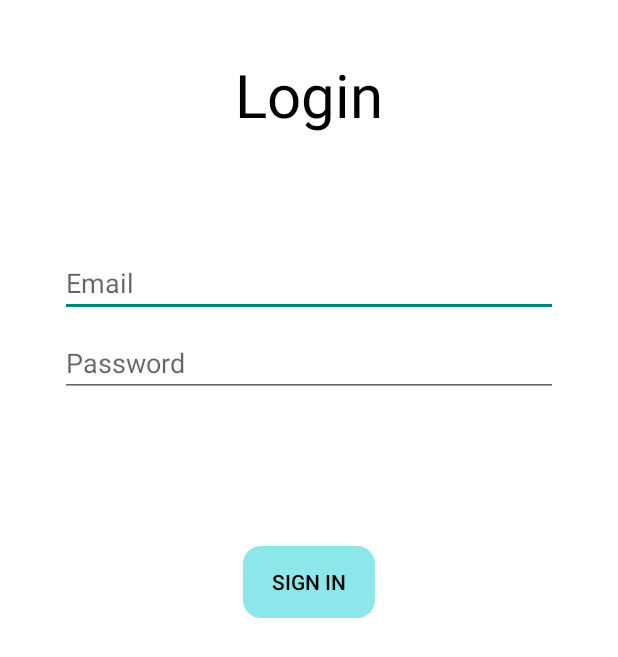
After one commit to A-Steeves/SEG2105-TermProject, an Android app: the LoginActivity screen opened directly, with no data from a screen before it, on a phone screen of 412 x 824 dp. The commit adds this screen. Shown: the top 657 px of the screen. Run offline under Robolectric (Android 15) with nearby library versions, the phone set to English and light mode, and no system bars.

Commit message:
Commit 3

```diff
--- a/app/build.gradle
+++ b/app/build.gradle
@@ -26,6 +26,9 @@ android {
         sourceCompatibility JavaVersion.VERSION_1_8
         targetCompatibility JavaVersion.VERSION_1_8
     }
+    buildFeatures {
+        viewBinding true
+    }
 }
 
 dependencies {
@@ -33,6 +36,9 @@ dependencies {
     implementation 'androidx.appcompat:appcompat:1.3.0'
     implementation 'com.google.android.material:material:1.3.0'
     implementation 'androidx.constraintlayout:constraintlayout:2.0.4'
+    implementation 'androidx.annotation:annotation:1.1.0'
+    implementation 'androidx.lifecycle:lifecycle-livedata-ktx:2.2.0'
+    implementation 'androidx.lifecycle:lifecycle-viewmodel-ktx:2.2.0'
     testImplementation 'junit:junit:4.+'
     androidTestImplementation 'androidx.test.ext:junit:1.1.2'
     androidTestImplementation 'androidx.test.espresso:espresso-core:3.3.0'
--- a/app/src/main/AndroidManifest.xml
+++ b/app/src/main/AndroidManifest.xml
@@ -9,6 +9,9 @@
         android:roundIcon="@mipmap/ic_launcher_round"
         android:supportsRtl="true"
         android:theme="@style/Theme.Lab3">
+        <activity
+            android:name=".ui.login.LoginActivity"
+            android:label="@string/title_activity_login"></activity>
         <activity android:name=".MainActivity">
             <intent-filter>
                 <action android:name="android.intent.action.MAIN" />
@@ -16,7 +19,7 @@
                 <category android:name="android.intent.category.LAUNCHER" />
             </intent-filter>
         </activity>
-        <activity android:name=".ViewListContents"></activity>
+        <activity android:name=".ViewListContents" />
     </application>
 
 </manifest>
--- /dev/null
+++ b/app/src/main/java/com/example/lab3/data/LoginRepository.java
@@ -0,0 +1,54 @@
+package com.example.lab3.data;
+
+import com.example.lab3.data.model.LoggedInUser;
+
+/**
+ * Class that requests authentication and user information from the remote data source and
+ * maintains an in-memory cache of login status and user credentials information.
+ */
+public class LoginRepository {
+
+    private static volatile LoginRepository instance;
+
+    private LoginDataSource dataSource;
+
+    // If user credentials will be cached in local storage, it is recommended it be encrypted
+    // @see https://developer.android.com/training/articles/keystore
+    private LoggedInUser user = null;
+
+    // private constructor : singleton access
+    private LoginRepository(LoginDataSource dataSource) {
+        this.dataSource = dataSource;
+    }
+
+    public static LoginRepository getInstance(LoginDataSource dataSource) {
+        if (instance == null) {
+            instance = new LoginRepository(dataSource);
+        }
+        return instance;
+    }
+
+    public boolean isLoggedIn() {
+        return user != null;
+    }
+
+    public void logout() {
+        user = null;
+        dataSource.logout();
+    }
+
+    private void setLoggedInUser(LoggedInUser user) {
+        this.user = user;
+        // If user credentials will be cached in local storage, it is recommended it be encrypted
+        // @see https://developer.android.com/training/articles/keystore
+    }
+
+    public Result<LoggedInUser> login(String username, String password) {
+        // handle login
+        Result<LoggedInUser> result = dataSource.login(username, password);
+        if (result instanceof Result.Success) {
+            setLoggedInUser(((Result.Success<LoggedInUser>) result).getData());
+        }
+        return result;
+    }
+}
--- /dev/null
+++ b/app/src/main/java/com/example/lab3/ui/login/LoginActivity.java
@@ -0,0 +1,136 @@
+package com.example.lab3.ui.login;
+
+import android.app.Activity;
+
+import androidx.lifecycle.Observer;
+import androidx.lifecycle.ViewModelProvider;
+
+import android.os.Bundle;
+
+import androidx.annotation.Nullable;
+import androidx.annotation.StringRes;
+import androidx.appcompat.app.AppCompatActivity;
+
+import android.text.Editable;
+import android.text.TextWatcher;
+import android.view.KeyEvent;
+import android.view.View;
+import android.view.inputmethod.EditorInfo;
+import android.widget.Button;
+import android.widget.EditText;
+import android.widget.ProgressBar;
+import android.widget.TextView;
+import android.widget.Toast;
+
+import com.example.lab3.R;
+import com.example.lab3.ui.login.LoginViewModel;
+import com.example.lab3.ui.login.LoginViewModelFactory;
+import com.example.lab3.databinding.ActivityLoginBinding;
+
+public class LoginActivity extends AppCompatActivity {
+
+    private LoginViewModel loginViewModel;
+    private ActivityLoginBinding binding;
+
+    @Override
+    public void onCreate(Bundle savedInstanceState) {
+        super.onCreate(savedInstanceState);
+
+        binding = ActivityLoginBinding.inflate(getLayoutInflater());
+        setContentView(binding.getRoot());
+
+        loginViewModel = new ViewModelProvider(this, new LoginViewModelFactory())
+                .get(LoginViewModel.class);
+
+        final EditText usernameEditText = binding.username;
+        final EditText passwordEditText = binding.password;
+        final Button loginButton = binding.login;
+        final ProgressBar loadingProgressBar = binding.loading;
+
+        loginViewModel.getLoginFormState().observe(this, new Observer<LoginFormState>() {
+            @Override
+            public void onChanged(@Nullable LoginFormState loginFormState) {
+                if (loginFormState == null) {
+                    return;
+                }
+                loginButton.setEnabled(loginFormState.isDataValid());
+                if (loginFormState.getUsernameError() != null) {
+                    usernameEditText.setError(getString(loginFormState.getUsernameError()));
+                }
+                if (loginFormState.getPasswordError() != null) {
+                    passwordEditText.setError(getString(loginFormState.getPasswordError()));
+                }
+            }
+        });
+
+        loginViewModel.getLoginResult().observe(this, new Observer<LoginResult>() {
+            @Override
+            public void onChanged(@Nullable LoginResult loginResult) {
+                if (loginResult == null) {
+                    return;
+                }
+                loadingProgressBar.setVisibility(View.GONE);
+                if (loginResult.getError() != null) {
+                    showLoginFailed(loginResult.getError());
+                }
+                if (loginResult.getSuccess() != null) {
+                    updateUiWithUser(loginResult.getSuccess());
+                }
+                setResult(Activity.RESULT_OK);
+
+                //Complete and destroy login activity once successful
+                finish();
+            }
+        });
+
+        TextWatcher afterTextChangedListener = new TextWatcher() {
+            @Override
+            public void beforeTextChanged(CharSequence s, int start, int count, int after) {
+                // ignore
+            }
+
+            @Override
+            public void onTextChanged(CharSequence s, int start, int before, int count) {
+                // ignore
+            }
+
+            @Override
+            public void afterTextChanged(Editable s) {
+                loginViewModel.loginDataChanged(usernameEditText.getText().toString(),
+                        passwordEditText.getText().toString());
+            }
+        };
+        usernameEditText.addTextChangedListener(afterTextChangedListener);
+        passwordEditText.addTextChangedListener(afterTextChangedListener);
+        passwordEditText.setOnEditorActionListener(new TextView.OnEditorActionListener() {
+
+            @Override
+            public boolean onEditorAction(TextView v, int actionId, KeyEvent event) {
+                if (actionId == EditorInfo.IME_ACTION_DONE) {
+                    loginViewModel.login(usernameEditText.getText().toString(),
+                            passwordEditText.getText().toString());
+                }
+                return false;
+            }
+        });
+
+        loginButton.setOnClickListener(new View.OnClickListener() {
+            @Override
+            public void onClick(View v) {
+                loadingProgressBar.setVisibility(View.VISIBLE);
+                loginViewModel.login(usernameEditText.getText().toString(),
+                        passwordEditText.getText().toString());
+            }
+        });
+    }
+
+    private void updateUiWithUser(LoggedInUserView model) {
+        String welcome = getString(R.string.welcome) + model.getDisplayName();
+        // TODO : initiate successful logged in experience
+        Toast.makeText(getApplicationContext(), welcome, Toast.LENGTH_LONG).show();
+    }
+
+    private void showLoginFailed(@StringRes Integer errorString) {
+        Toast.makeText(getApplicationContext(), errorString, Toast.LENGTH_SHORT).show();
+    }
+}
--- /dev/null
+++ b/app/src/main/java/com/example/lab3/ui/login/LoginViewModel.java
@@ -0,0 +1,70 @@
+package com.example.lab3.ui.login;
+
+import androidx.lifecycle.LiveData;
+import androidx.lifecycle.MutableLiveData;
+import androidx.lifecycle.ViewModel;
+
+import android.util.Patterns;
+
+import com.example.lab3.data.LoginRepository;
+import com.example.lab3.data.Result;
+import com.example.lab3.data.model.LoggedInUser;
+import com.example.lab3.R;
+
+public class LoginViewModel extends ViewModel {
+
+    private MutableLiveData<LoginFormState> loginFormState = new MutableLiveData<>();
+    private MutableLiveData<LoginResult> loginResult = new MutableLiveData<>();
+    private LoginRepository loginRepository;
+
+    LoginViewModel(LoginRepository loginRepository) {
+        this.loginRepository = loginRepository;
+    }
+
+    LiveData<LoginFormState> getLoginFormState() {
+        return loginFormState;
+    }
+
+    LiveData<LoginResult> getLoginResult() {
+        return loginResult;
+    }
+
+    public void login(String username, String password) {
+        // can be launched in a separate asynchronous job
+        Result<LoggedInUser> result = loginRepository.login(username, password);
+
+        if (result instanceof Result.Success) {
+            LoggedInUser data = ((Result.Success<LoggedInUser>) result).getData();
+            loginResult.setValue(new LoginResult(new LoggedInUserView(data.getDisplayName())));
+        } else {
+            loginResult.setValue(new LoginResult(R.string.login_failed));
+        }
+    }
+
+    public void loginDataChanged(String username, String password) {
+        if (!isUserNameValid(username)) {
+            loginFormState.setValue(new LoginFormState(R.string.invalid_username, null));
+        } else if (!isPasswordValid(password)) {
+            loginFormState.setValue(new LoginFormState(null, R.string.invalid_password));
+        } else {
+            loginFormState.setValue(new LoginFormState(true));
+        }
+    }
+
+    // A placeholder username validation check
+    private boolean isUserNameValid(String username) {
+        if (username == null) {
+            return false;
+        }
+        if (username.contains("@")) {
+            return Patterns.EMAIL_ADDRESS.matcher(username).matches();
+        } else {
+            return !username.trim().isEmpty();
+        }
+    }
+
+    // A placeholder password validation check
+    private boolean isPasswordValid(String password) {
+        return password != null && password.trim().length() > 5;
+    }
+}
--- /dev/null
+++ b/app/src/main/java/com/example/lab3/ui/login/LoginViewModelFactory.java
@@ -0,0 +1,26 @@
+package com.example.lab3.ui.login;
+
+import androidx.lifecycle.ViewModel;
+import androidx.lifecycle.ViewModelProvider;
+import androidx.annotation.NonNull;
+
+import com.example.lab3.data.LoginDataSource;
+import com.example.lab3.data.LoginRepository;
+
+/**
+ * ViewModel provider factory to instantiate LoginViewModel.
+ * Required given LoginViewModel has a non-empty constructor
+ */
+public class LoginViewModelFactory implements ViewModelProvider.Factory {
+
+    @NonNull
+    @Override
+    @SuppressWarnings("unchecked")
+    public <T extends ViewModel> T create(@NonNull Class<T> modelClass) {
+        if (modelClass.isAssignableFrom(LoginViewModel.class)) {
+            return (T) new LoginViewModel(LoginRepository.getInstance(new LoginDataSource()));
+        } else {
+            throw new IllegalArgumentException("Unknown ViewModel class");
+        }
+    }
+}
--- /dev/null
+++ b/app/src/main/res/drawable/loginbutton.xml
@@ -0,0 +1,7 @@
+<?xml version="1.0" encoding="utf-8"?>
+<shape xmlns:android="http://schemas.android.com/apk/res/android">
+    <corners android:radius="12dp"/>
+
+
+
+</shape>
--- /dev/null
+++ b/app/src/main/res/layout/activity_login.xml
@@ -0,0 +1,106 @@
+<?xml version="1.0" encoding="utf-8"?>
+<androidx.constraintlayout.widget.ConstraintLayout xmlns:android="http://schemas.android.com/apk/res/android"
+    xmlns:app="http://schemas.android.com/apk/res-auto"
+    xmlns:tools="http://schemas.android.com/tools"
+    android:id="@+id/container"
+    android:layout_width="match_parent"
+    android:layout_height="match_parent"
+    android:paddingLeft="@dimen/activity_horizontal_margin"
+    android:paddingTop="@dimen/activity_vertical_margin"
+    android:paddingRight="@dimen/activity_horizontal_margin"
+    android:paddingBottom="@dimen/activity_vertical_margin"
+    tools:context=".ui.login.LoginActivity"
+    android:background="@color/white">
+
+
+    <TextView
+        android:id="@+id/LoginText"
+        android:layout_width="fill_parent"
+        android:layout_height="wrap_content"
+        android:gravity="center_horizontal"
+        android:text="Login"
+        android:textColor="@android:color/black"
+        android:textSize="40dp"
+        android:paddingVertical="20dp"
+        android:layout_marginTop="20dp"
+        android:textStyle=""
+
+        />
+
+    <EditText
+        android:id="@+id/username"
+        android:layout_width="0dp"
+        android:layout_height="wrap_content"
+        android:layout_marginStart="24dp"
+        android:layout_marginTop="150dp"
+        android:layout_marginEnd="24dp"
+        android:hint="@string/prompt_email"
+        android:inputType="textEmailAddress"
+        android:selectAllOnFocus="true"
+        app:layout_constraintEnd_toEndOf="parent"
+        app:layout_constraintStart_toStartOf="parent"
+        app:layout_constraintTop_toTopOf="parent"
+        />
+
+    <EditText
+        android:id="@+id/password"
+        android:layout_width="0dp"
+        android:layout_height="wrap_content"
+        android:layout_marginStart="24dp"
+        android:layout_marginTop="8dp"
+        android:layout_marginEnd="24dp"
+        android:hint="@string/prompt_password"
+        android:imeActionLabel="@string/action_sign_in_short"
+        android:imeOptions="actionDone"
+        android:inputType="textPassword"
+        android:selectAllOnFocus="true"
+        app:layout_constraintEnd_toEndOf="parent"
+        app:layout_constraintStart_toStartOf="parent"
+        app:layout_constraintTop_toBottomOf="@+id/username" />
+
+    <Button
+        android:id="@+id/login"
+        android:layout_width="wrap_content"
+        android:layout_height="wrap_content"
+        android:layout_gravity="start"
+
+        android:layout_marginStart="48dp"
+        android:layout_marginTop="16dp"
+        android:layout_marginEnd="48dp"
+        android:layout_marginBottom="64dp"
+
+        android:enabled="false"
+        android:text="Sign in"
+
+        android:background="@drawable/loginbutton"
+        android:backgroundTint="#8be7e9"
+
+
+
+        android:textColor="@android:color/black"
+
+        app:layout_constraintBottom_toBottomOf="parent"
+        app:layout_constraintEnd_toEndOf="parent"
+        app:layout_constraintStart_toStartOf="parent"
+        app:layout_constraintTop_toBottomOf="@+id/password"
+        app:layout_constraintVertical_bias="0.2" />
+
+    <ProgressBar
+        android:id="@+id/loading"
+        android:layout_width="wrap_content"
+        android:layout_height="wrap_content"
+        android:layout_gravity="center"
+        android:layout_marginStart="32dp"
+        android:layout_marginTop="64dp"
+        android:layout_marginEnd="32dp"
+        android:layout_marginBottom="64dp"
+        android:visibility="gone"
+        android:textColor="@android:color/black"
+
+
+        app:layout_constraintBottom_toBottomOf="parent"
+        app:layout_constraintEnd_toEndOf="@+id/password"
+        app:layout_constraintStart_toStartOf="@+id/password"
+        app:layout_constraintTop_toTopOf="parent"
+        app:layout_constraintVertical_bias="0.3" />
+</androidx.constraintlayout.widget.ConstraintLayout>
--- a/app/src/main/res/values-night/themes.xml
+++ b/app/src/main/res/values-night/themes.xml
@@ -1,6 +1,6 @@
 <resources xmlns:tools="http://schemas.android.com/tools">
     <!-- Base application theme. -->
-    <style name="Theme.Lab3" parent="Theme.MaterialComponents.DayNight.DarkActionBar">
+    <style name="Theme.Lab3" parent="Theme.AppCompat.Light.NoActionBar">
         <!-- Primary brand color. -->
         <item name="colorPrimary">@color/purple_200</item>
         <item name="colorPrimaryVariant">@color/purple_700</item>
--- /dev/null
+++ b/app/src/main/res/values/dimens.xml
@@ -0,0 +1,5 @@
+<resources>
+    <!-- Default screen margins, per the Android Design guidelines. -->
+    <dimen name="activity_horizontal_margin">16dp</dimen>
+    <dimen name="activity_vertical_margin">16dp</dimen>
+</resources>
--- a/app/src/main/res/values/strings.xml
+++ b/app/src/main/res/values/strings.xml
@@ -1,3 +1,12 @@
 <resources>
     <string name="app_name">Lab3</string>
+    <string name="title_activity_login">LoginActivity</string>
+    <string name="prompt_email">Email</string>
+    <string name="prompt_password">Password</string>
+    <string name="action_sign_in">Sign in or register</string>
+    <string name="action_sign_in_short">Sign in</string>
+    <string name="welcome">"Welcome !"</string>
+    <string name="invalid_username">Not a valid username</string>
+    <string name="invalid_password">Password must be >5 characters</string>
+    <string name="login_failed">"Login failed"</string>
 </resources>
--- a/app/src/main/res/values/themes.xml
+++ b/app/src/main/res/values/themes.xml
@@ -1,6 +1,6 @@
 <resources xmlns:tools="http://schemas.android.com/tools">
     <!-- Base application theme. -->
-    <style name="Theme.Lab3" parent="Theme.MaterialComponents.DayNight.DarkActionBar">
+    <style name="Theme.Lab3" parent="Theme.AppCompat.Light.NoActionBar">
         <!-- Primary brand color. -->
         <item name="colorPrimary">@color/purple_500</item>
         <item name="colorPrimaryVariant">@color/purple_700</item>
```
Also changed, not shown: app/src/main/java/com/example/lab3/data/LoginDataSource.java (added, +29 -0 lines), app/src/main/java/com/example/lab3/data/Result.java (added, +48 -0 lines), app/src/main/java/com/example/lab3/data/model/LoggedInUser.java (added, +23 -0 lines), app/src/main/java/com/example/lab3/ui/login/LoggedInUserView.java (added, +17 -0 lines), app/src/main/java/com/example/lab3/ui/login/LoginFormState.java (added, +40 -0 lines), app/src/main/java/com/example/lab3/ui/login/LoginResult.java (added, +31 -0 lines).
